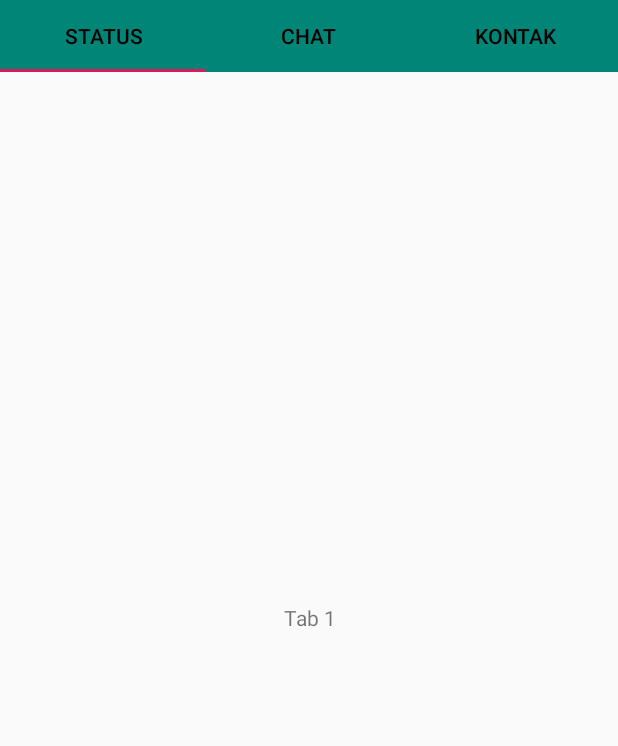
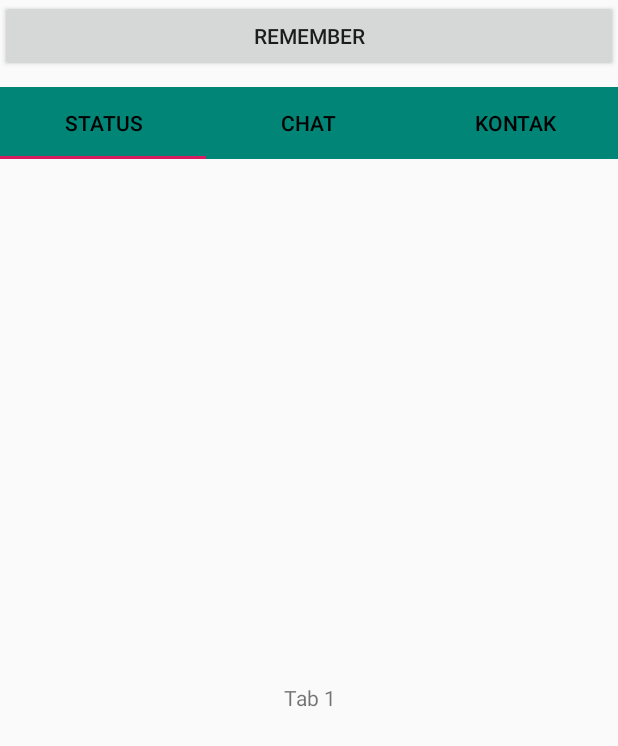
Before and after one commit to hinggga/Hinggga, an Android app: the screen it shows after launch (Home), after a tap on "MASUK", on a phone screen of 412 x 824 dp. Shown: the top 746 px of the screen. Run offline under Robolectric (Android 15) with nearby library versions, the phone set to English and light mode, and no system bars.

```diff
--- a/app/src/main/java/com/example/hingga/Home.java
+++ b/app/src/main/java/com/example/hingga/Home.java
@@ -10,6 +10,8 @@ import android.app.ActionBar;
 import android.content.SharedPreferences;
 import android.os.Bundle;
 import android.util.Log;
+import android.view.View;
+import android.widget.Button;
 import android.widget.FrameLayout;
 
 import com.google.android.material.tabs.TabItem;
@@ -22,6 +24,7 @@ public class Home extends AppCompatActivity {
     private TabItem tab1,tab2,tab3;
     public PageAdapter pagerAdapter;
 
+    Button keluar ;
 
     SharedPreferences pref ;
 
@@ -30,16 +33,19 @@ public class Home extends AppCompatActivity {
     @Override
     protected void onCreate(Bundle savedInstanceState) {
         super.onCreate(savedInstanceState);
-        pref = getApplicationContext().getSharedPreferences( "MyPref", MODE_PRIVATE );
-        SharedPreferences.Editor editor = pref.edit();
+        setContentView(R.layout.activity_home);
 
-        editor.putString("KEY1","Test Shared Prefenrances");
-        editor.commit();
-
-        Log.i("Test Shared Preferances", pref.getString("KEY1", null));
-        editor.remove("KEY1");
-        editor.commit();
-        setContentView(R.layout.activity_home);
+        keluar = findViewById(R.id.btnRemember);
+        keluar.setOnClickListener(new View.OnClickListener() {
+            @Override
+            public void onClick(View v) {
+                SharedPreferences preferen = getSharedPreferences("masuk", MODE_PRIVATE);
+                SharedPreferences.Editor editor = preferen.edit();
+                editor.putString("ingat", "false");
+                editor.apply();
+                finish();
+            }
+        });
 
 
         tabLayout = (TabLayout) findViewById(R.id.tablayout);
--- a/app/src/main/java/com/example/hingga/MainActivity.java
+++ b/app/src/main/java/com/example/hingga/MainActivity.java
@@ -17,18 +17,30 @@ import android.widget.Toast;
 public class MainActivity extends AppCompatActivity  {
 
     EditText email,password;
-    CheckBox remember;
+
     Button masuk;
 
     @Override
     protected void onCreate(Bundle savedInstanceState) {
+
+        SharedPreferences preferences = getSharedPreferences("masuk", MODE_PRIVATE);
+        String cek = preferences.getString("ingat","");
+
+        if (cek.equals("true")){
+            Intent intent = new Intent(MainActivity.this, Home.class);
+            startActivity(intent);
+        }
+
+
         super.onCreate(savedInstanceState);
         setContentView(R.layout.activity_main);
 
         email = findViewById(R.id.Email);
         password = findViewById(R.id.Password);
-        remember = findViewById(R.id.rememberMe);
+
         masuk = findViewById(R.id.btnMasuk);
+
+
 
 
         TextView daftar = (TextView)findViewById(R.id.btnDaftar);
@@ -41,47 +53,23 @@ public class MainActivity extends AppCompatActivity  {
         });
 
 
-        SharedPreferences preferences = getSharedPreferences("checkbox", MODE_PRIVATE);
-        String checkbox = preferences.getString("remember", "");
-        if(checkbox.equals("true")){
-            Intent intent = new Intent(MainActivity.this, Home.class);
-        }else if (checkbox.equals("false")){
-            Toast.makeText(this, "Please Sign In", Toast.LENGTH_SHORT).show();
-        }
 
 
         masuk.setOnClickListener(new View.OnClickListener() {
             @Override
             public void onClick(View v) {
+                SharedPreferences preferen = getSharedPreferences("masuk", MODE_PRIVATE);
+                SharedPreferences.Editor editor = preferen.edit();
+                editor.putString("ingat", "true");
+                editor.apply();
+
+                Toast.makeText(getApplicationContext(),"Email" + email + "password : " + password, Toast.LENGTH_LONG).show();
                 Intent i = new Intent(MainActivity.this, Home.class);
                 startActivity(i);
             }
         });
 
-        remember.setOnCheckedChangeListener(new CompoundButton.OnCheckedChangeListener() {
-            @Override
-            public void onCheckedChanged(CompoundButton compoundButton, boolean b) {
 
-                if (compoundButton.isChecked()){
-
-                    SharedPreferences preferences = getSharedPreferences("checkbox", MODE_PRIVATE);
-                    SharedPreferences.Editor editor = preferences.edit();
-                    editor.putString("remember","true");
-                    editor.apply();
-                    Toast.makeText(MainActivity.this, "checked", Toast.LENGTH_SHORT).show();
-
-                }else if (!compoundButton.isChecked()){
-
-                    SharedPreferences preferences = getSharedPreferences("checkbox", MODE_PRIVATE);
-                    SharedPreferences.Editor editor = preferences.edit();
-                    editor.putString("remember","false");
-                    editor.apply();
-                    Toast.makeText(MainActivity.this, "Unchecked", Toast.LENGTH_SHORT).show();
-
-                }
-
-            }
-        });
 
     }
 }
--- a/app/src/main/res/layout/activity_home.xml
+++ b/app/src/main/res/layout/activity_home.xml
@@ -1,5 +1,5 @@
 <?xml version="1.0" encoding="utf-8"?>
-<RelativeLayout
+<LinearLayout
 
     xmlns:android="http://schemas.android.com/apk/res/android"
     xmlns:app="http://schemas.android.com/apk/res-auto"
@@ -9,6 +9,15 @@
     app:layout_constraintBottom_toTopOf="parent"
     android:orientation="vertical"
     tools:context=".Home">
+
+
+    <Button
+        android:id="@+id/btnRemember"
+        android:layout_width="match_parent"
+        android:layout_height="wrap_content"
+        android:layout_marginBottom="10dp"
+        android:gravity="center"
+        android:text="Remember" />
 
 
     <com.google.android.material.tabs.TabLayout
@@ -46,4 +55,7 @@
     </androidx.viewpager.widget.ViewPager>
 
 
-</RelativeLayout>
+
+
+
+</LinearLayout>
--- a/app/src/main/res/layout/activity_main.xml
+++ b/app/src/main/res/layout/activity_main.xml
@@ -39,11 +39,6 @@
             android:layout_marginBottom="10dp"/>
 
 
-        <CheckBox
-            android:id="@+id/rememberMe"
-            android:layout_width="match_parent"
-            android:layout_height="wrap_content"
-            android:text="Remember Me" />
 
         <Button
             android:id="@+id/btnMasuk"
```
Also changed, not shown: 1 other file.
